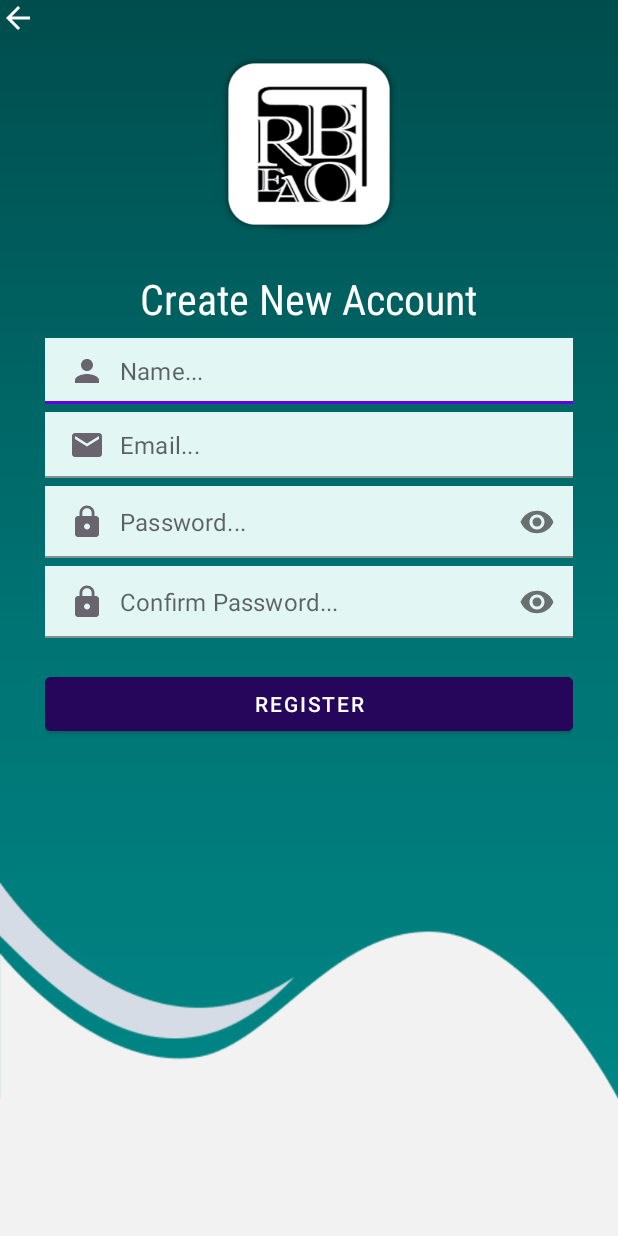
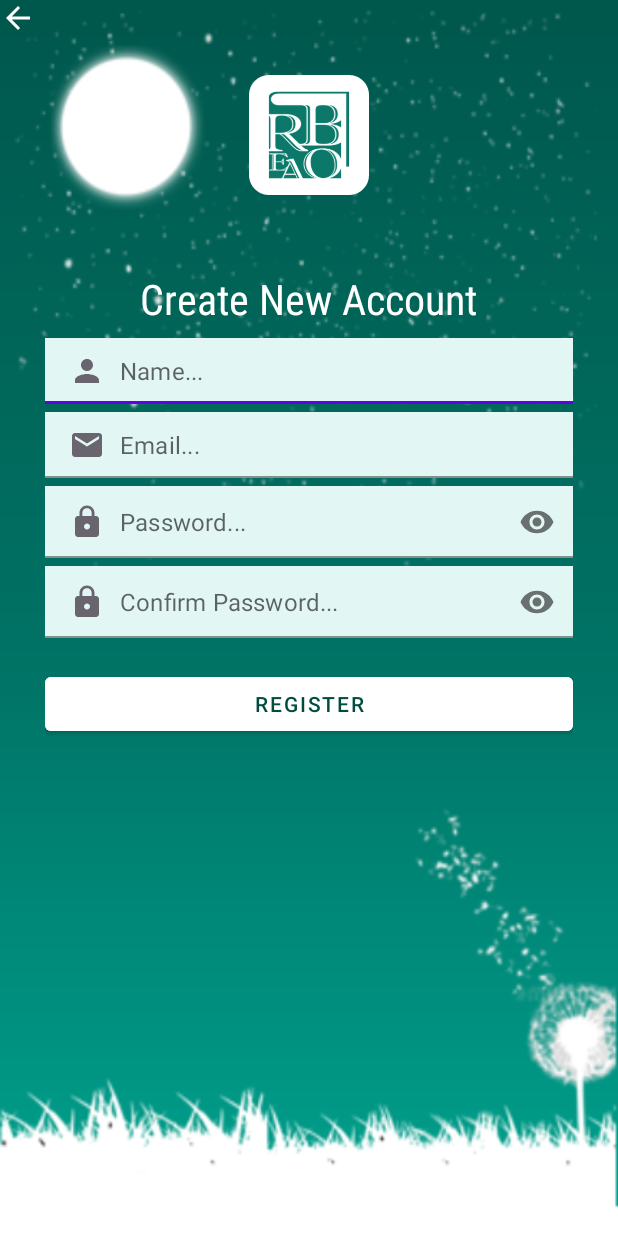
Before and after one commit to nohoopes/ReaBoApp, an Android app: the RegisterActivity screen opened directly, with no data from a screen before it, on a phone screen of 412 x 824 dp. Run offline under Robolectric (Android 15) with nearby library versions, the phone set to English and light mode, and no system bars; our stand-ins replace Firebase (no records; nobody signed in at launch, a user with empty details on screens opened directly).

Commit message:
update login design

```diff
--- a/app/src/main/res/layout/activity_register.xml
+++ b/app/src/main/res/layout/activity_register.xml
@@ -3,7 +3,7 @@
     xmlns:app="http://schemas.android.com/apk/res-auto"
     xmlns:tools="http://schemas.android.com/tools"
     android:layout_width="match_parent"
-    android:background="@drawable/sign_in_up_bg"
+    android:background="@drawable/sign_in_bg"
     android:layout_height="match_parent"
     tools:context=".RegisterActivity">
 
@@ -21,11 +21,11 @@
 
         <ImageView
             android:id="@+id/iconIv"
-            android:layout_width="120dp"
-            android:layout_height="120dp"
+            android:layout_width="80dp"
+            android:layout_height="80dp"
             android:layout_centerHorizontal="true"
-            android:layout_marginTop="36dp"
-            android:src="@drawable/reabo_logo2" />
+            android:layout_marginTop="50dp"
+            android:src="@drawable/reabo_logo" />
 
         <TextView
             android:layout_width="wrap_content"
@@ -145,13 +145,13 @@
             <!--Login Button-->
             <Button
                 android:id="@+id/registerBtn"
+                android:layout_width="match_parent"
+                android:layout_height="wrap_content"
                 android:layout_below="@id/confirmpasswordTil"
                 android:layout_marginTop="20dp"
+                android:backgroundTint="@color/white"
                 android:text="Register"
-                android:backgroundTint="#25065A"
-                android:textColor="@color/white"
-                android:layout_width="match_parent"
-                android:layout_height="wrap_content"/>
+                android:textColor="@color/dark_mallard" />
 
         </RelativeLayout>
 
```
Also changed, not shown: app/src/main/res/layout/activity_ebook.xml (+29 -2 lines), app/src/main/res/layout/activity_login.xml (+7 -7 lines), app/src/main/res/drawable-v24/ebook_bg.png (added), app/src/main/res/drawable-v24/reabo_logo.png (added), app/src/main/res/drawable-v24/sign_in_bg.png (added).
